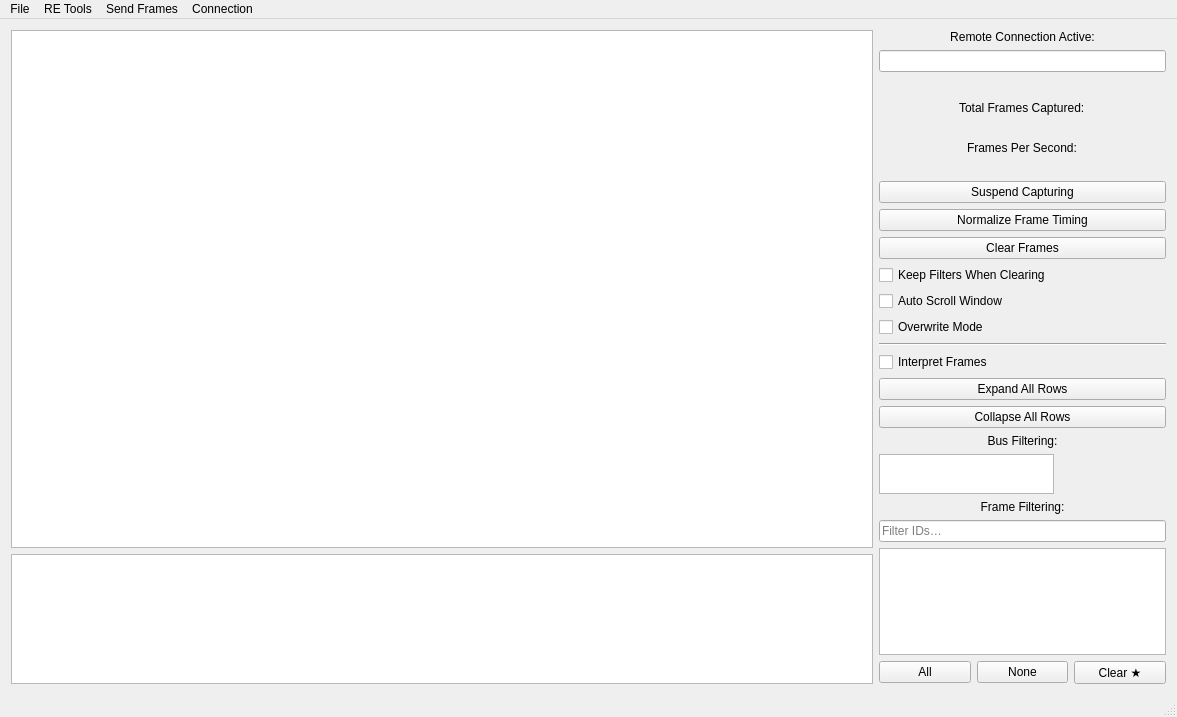
First picture: the form in ui/mainwindow.ui, repository minoseigenheer/SavvyCAN, before the edit.
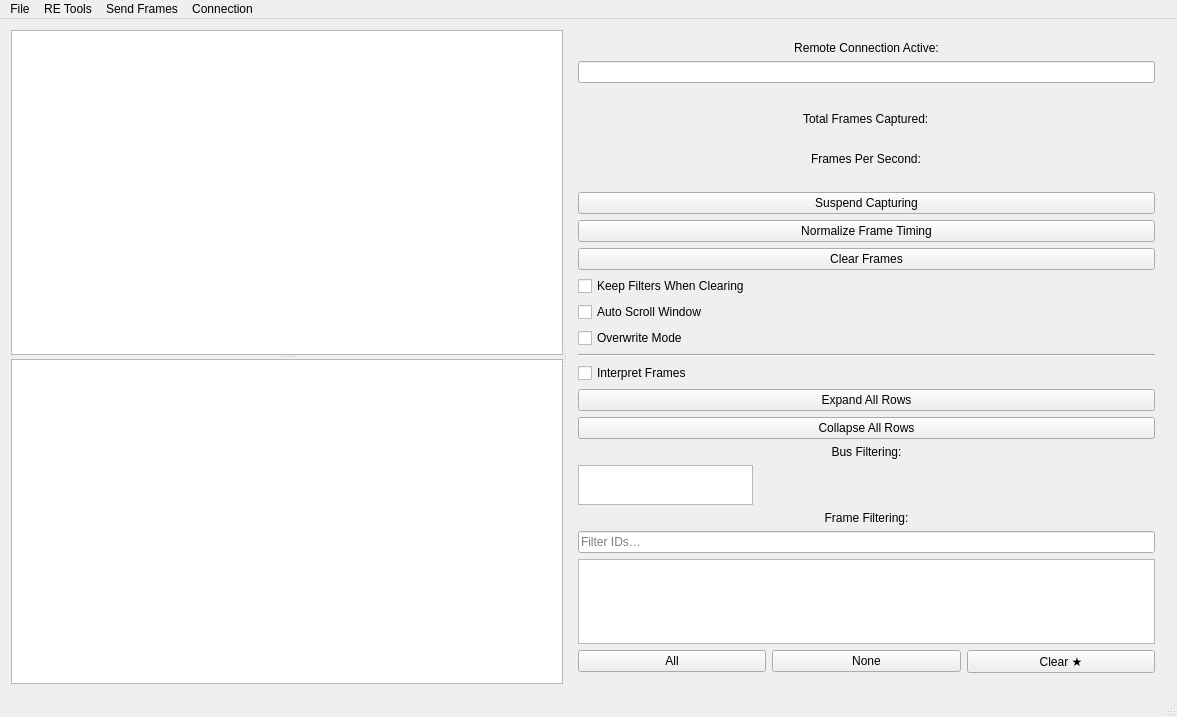
Second picture: the form after the edit.

Commit message:
Add resizable main splitters and toggle for simple send panel
- Replace fixed main layout with nested splitters in the main window UI\n- Persist and restore splitter sizes via QSettings\n- Add a settings checkbox to show or hide the simple send panel\n- Wire runtime updates so the panel visibility changes without restart

What changed in the file:
```diff
--- a/ui/mainwindow.ui
+++ b/ui/mainwindow.ui
@@ -11,7 +11,7 @@
    </rect>
   </property>
   <property name="sizePolicy">
-   <sizepolicy hsizetype="Fixed" vsizetype="Fixed">
+   <sizepolicy hsizetype="Preferred" vsizetype="Preferred">
     <horstretch>0</horstretch>
     <verstretch>0</verstretch>
    </sizepolicy>
@@ -28,10 +28,14 @@
   <widget class="QWidget" name="centralWidget">
    <layout class="QVBoxLayout" name="verticalLayout_2" stretch="0">
     <item>
-     <layout class="QHBoxLayout" name="horizontalLayout_2" stretch="3,1">
-      <item>
-       <layout class="QVBoxLayout" name="verticalLayout_3" stretch="4,1">
-        <item>
+     <widget class="QSplitter" name="splitterMain">
+      <property name="orientation">
+       <enum>Qt::Orientation::Horizontal</enum>
+      </property>
+      <widget class="QSplitter" name="splitterLeft">
+       <property name="orientation">
+        <enum>Qt::Orientation::Vertical</enum>
+       </property>
          <widget class="QTableView" name="canFramesView">
           <property name="font">
            <font>
@@ -52,13 +56,15 @@
            <bool>false</bool>
           </attribute>
          </widget>
-        </item>
-        <item>
          <widget class="QTableWidget" name="tableSimpleSender"/>
-        </item>
-       </layout>
-      </item>
-      <item>
+      </widget>
+      <widget class="QWidget" name="rightPanelWidget">
+       <property name="minimumSize">
+        <size>
+         <width>175</width>
+         <height>0</height>
+        </size>
+       </property>
        <layout class="QVBoxLayout" name="verticalLayout">
         <item>
          <widget class="QLabel" name="lblRemoteConn">
@@ -379,8 +385,8 @@
          </layout>
         </item>
        </layout>
-      </item>
-     </layout>
+      </widget>
+     </widget>
     </item>
    </layout>
   </widget>
```
Lines whose indentation alone changed are shown as unchanged. The commit also changes 3 other files.
